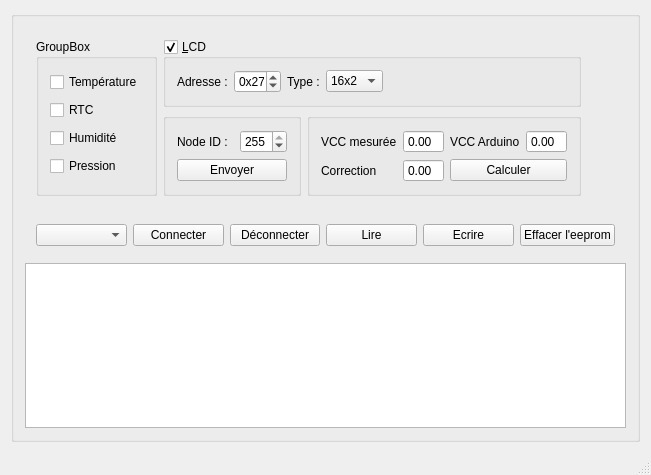
hfroment/WeatherStationConfigurator, file mainwindow.ui: the form before one commit.
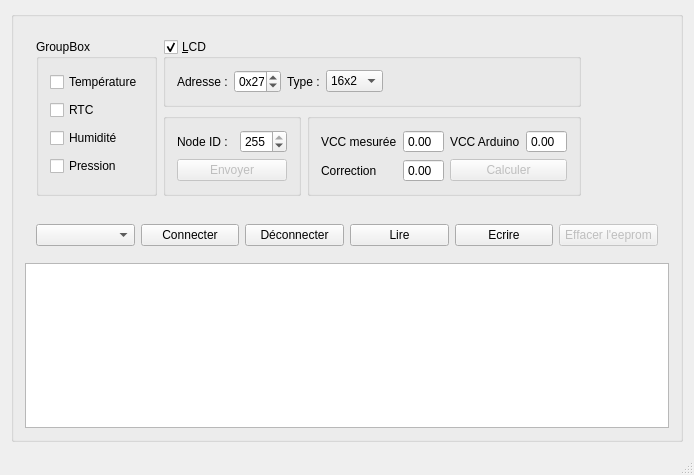
The form after the commit.

Commit message: Désactivation des boutons non utilisés.

The edit to the form file:
```diff
--- a/mainwindow.ui
+++ b/mainwindow.ui
@@ -6,7 +6,7 @@
    <rect>
     <x>0</x>
     <y>0</y>
-    <width>651</width>
+    <width>694</width>
     <height>475</height>
    </rect>
   </property>
@@ -52,6 +52,9 @@
              </item>
              <item row="1" column="0" colspan="3">
               <widget class="QPushButton" name="pushButton_5">
+               <property name="enabled">
+                <bool>false</bool>
+               </property>
                <property name="text">
                 <string>Envoyer</string>
                </property>
@@ -156,6 +159,9 @@
              </item>
              <item row="1" column="2" colspan="2">
               <widget class="QPushButton" name="pushButton">
+               <property name="enabled">
+                <bool>false</bool>
+               </property>
                <property name="text">
                 <string>Calculer</string>
                </property>
@@ -285,6 +291,9 @@
           </item>
           <item>
            <widget class="QPushButton" name="pushButton_4">
+            <property name="enabled">
+             <bool>false</bool>
+            </property>
             <property name="text">
              <string>Effacer l'eeprom</string>
             </property>
```
The commit also changes 2 other files.
